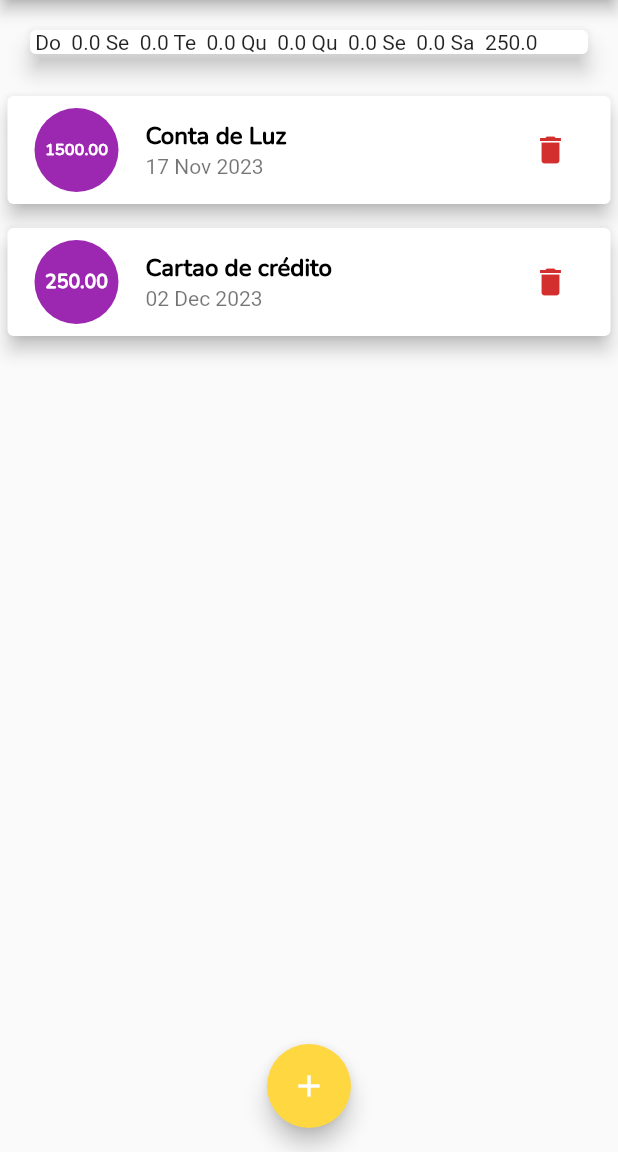
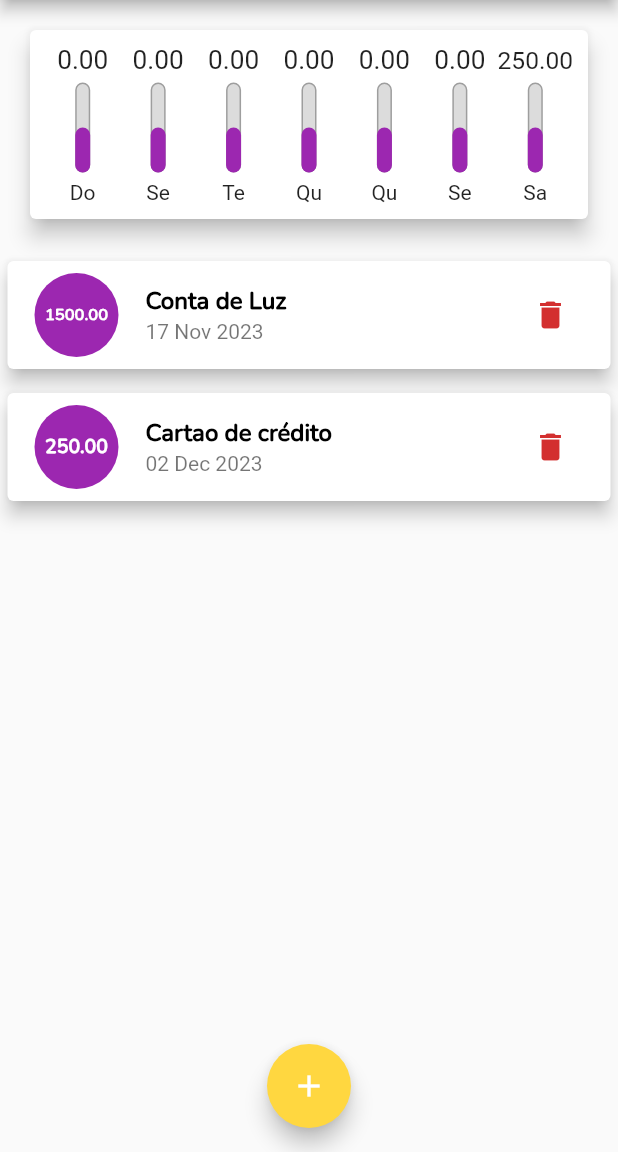
Before and after one commit to ricaciosantanadeAlbuquerque/Depesas-Pessoais, a Flutter app: the screen it shows after launch, on a phone screen of 412 x 824 dp, the part 84-1236 px from its top. Run offline on Flutter 3.47's test engine with Material 2 defaults, Android fonts, the phone set to English and light mode, and no system bars.

Commit message:
chartBart

```diff
--- a/depesas_pessoais/lib/components/chart.dart
+++ b/depesas_pessoais/lib/components/chart.dart
@@ -2,6 +2,7 @@ import 'package:flutter/material.dart';
 import 'package:intl/intl.dart';
 
 import '../model/transaction.dart';
+import 'chart_bar.dart';
 
 class Chart extends StatelessWidget {
   final List<Transaction> listaTransaction;
@@ -56,10 +57,19 @@ class Chart extends StatelessWidget {
     return Card(
       elevation: 6,
       margin: const EdgeInsets.all(20),
-      child: Row(
-        children: groupedTransaction.map((map) {
-          return Text(' ${map['day']}  ${map['value']}');
-        }).toList(),
+      child: Padding(
+        padding: const EdgeInsets.all(10),
+        child: Row(
+          mainAxisAlignment:MainAxisAlignment.spaceAround,
+          children: groupedTransaction.map((map) {
+            return Flexible(
+              fit:FlexFit.tight,
+              child: ChartBar(
+                label: map['day'] as String, value: map['value'] as double ,percentage: 5,
+              ),
+            );
+          }).toList(),
+        ),
       ),
     );
   }
--- /dev/null
+++ b/depesas_pessoais/lib/components/chart_bar.dart
@@ -0,0 +1,53 @@
+
+import 'package:flutter/material.dart';
+
+class ChartBar extends StatelessWidget {
+  final String label;
+  final double value;
+  final double percentage;
+
+  const ChartBar({super.key,required this.label,required this.value,required this.percentage});
+
+  @override
+  Widget build(BuildContext context) {
+    return Column(
+      children:[
+        SizedBox(
+          height: 20,
+          child: FittedBox(child: Text(value.toStringAsFixed(2)))),
+        const SizedBox(height:5),
+        SizedBox(
+          height:60,
+          width:10,
+          child: Stack(
+            alignment:Alignment.bottomCenter,
+            children: [
+              Container(
+                decoration:BoxDecoration(
+                  border:Border.all(
+                    width:1,
+                    color:Colors.grey,
+                  ),
+                  borderRadius: BorderRadius.circular(5),
+                  color:const Color.fromRGBO(220,220,220, 1),
+                ),
+              ),
+              FractionallySizedBox(
+                heightFactor:0.5,
+                child: Container(
+                  decoration:BoxDecoration(
+                    color:Theme.of(context).colorScheme.primary,
+                    borderRadius:BorderRadius.circular(5),
+                  ),
+                ),
+              ),
+
+            ],
+          ),
+        ),
+        const SizedBox(height: 5),
+        Text(label),
+      ]
+    );
+  }
+}
```
